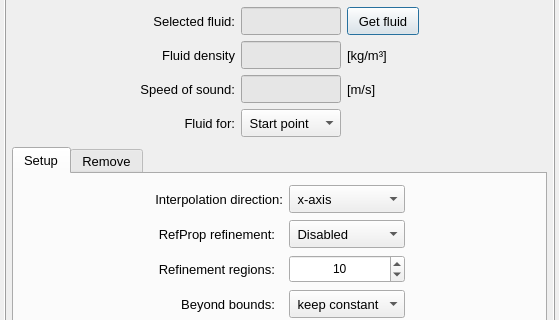
The window that vibra/interface/data/ui_files/model/setup/acoustic/set_acoustic_properties_gradient_inputs.ui (MOPT-UFSC/VIBRA) describes before a commit, drawn with Qt 5; both pictures show x 0 to 559 and y 115 to 435 of the 559 by 666 pixel window.
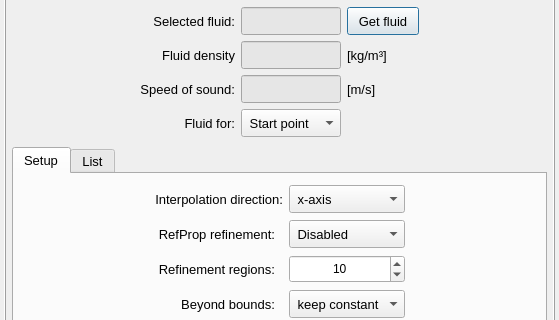
The same window after the commit.

Commit message: Rename Remove by List tabs

Patch:
```diff
--- a/vibra/interface/data/ui_files/model/setup/acoustic/set_acoustic_properties_gradient_inputs.ui
+++ b/vibra/interface/data/ui_files/model/setup/acoustic/set_acoustic_properties_gradient_inputs.ui
@@ -1222,7 +1222,7 @@
             </widget>
             <widget class="QWidget" name="tab_remove">
              <attribute name="title">
-              <string>Remove</string>
+              <string>List</string>
              </attribute>
              <layout class="QGridLayout" name="gridLayout_16">
               <property name="leftMargin">
```
Left out of the diff: 2 changed lines with no effect on the pictures. The commit also changes 17 other files.
